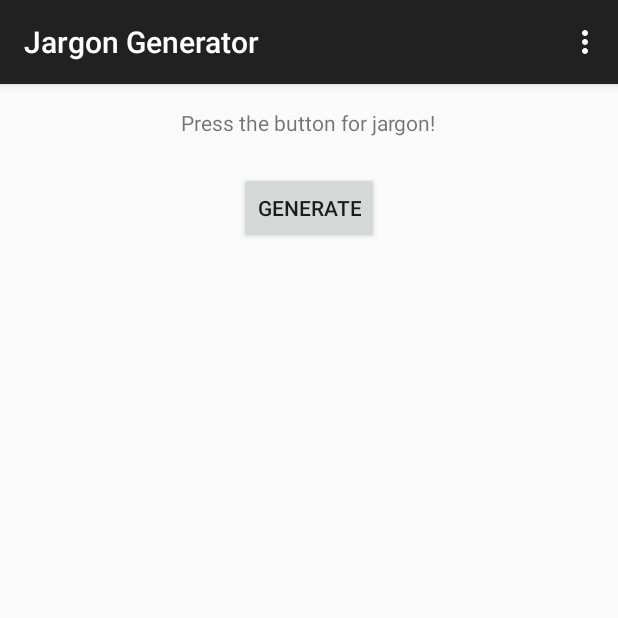
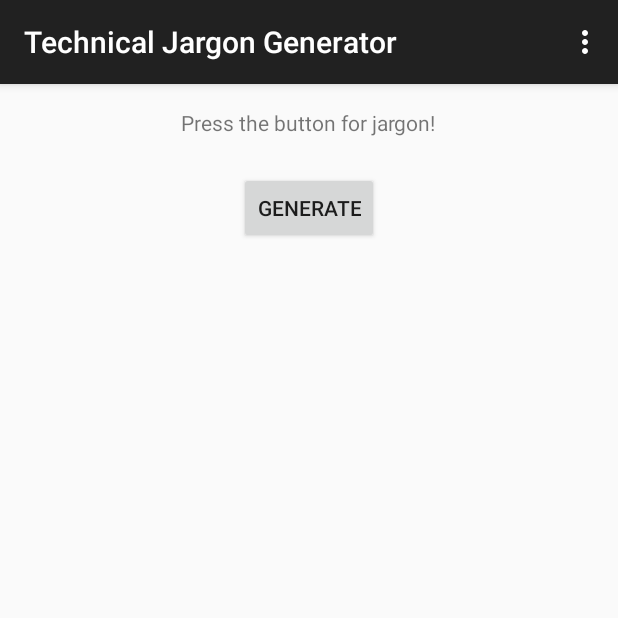
Before and after one commit to elgasste/JargonGenerator, an Android app: the screen it shows after launch (MainActivity), on a phone screen of 412 x 824 dp, the top half of it. Run offline under Robolectric (Android 15) with nearby library versions, the phone set to English and light mode, and no system bars.

Commit message:
app title changes by jargon type

```diff
--- a/app/src/main/java/com/shinytoylabs/jargongenerator/MainActivity.java
+++ b/app/src/main/java/com/shinytoylabs/jargongenerator/MainActivity.java
@@ -21,7 +21,7 @@ public class MainActivity extends ActionBarActivity {
     private TextView _copiedTextView;
 
     private void updateAppTitle(String prefix) {
-
+        setTitle(prefix + " " + getString(R.string.app_name));
     }
 
     @Override
```
